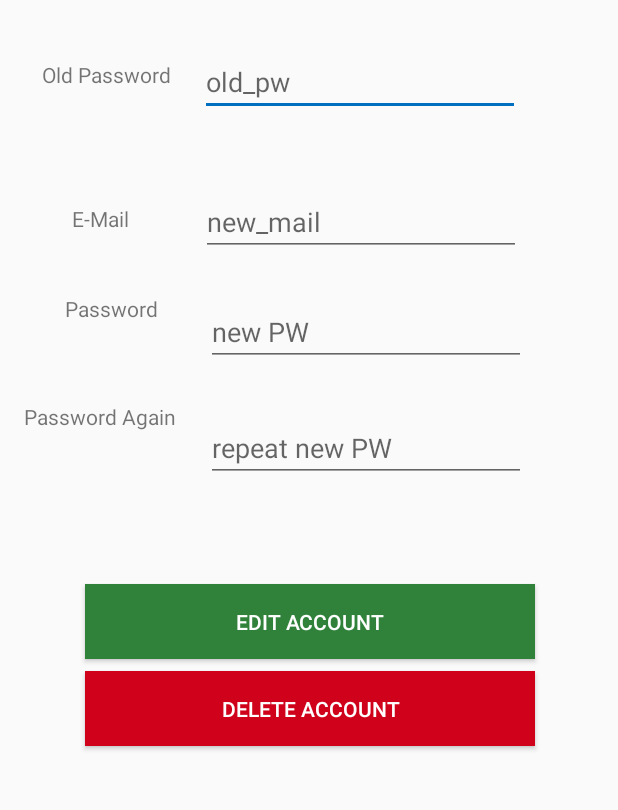
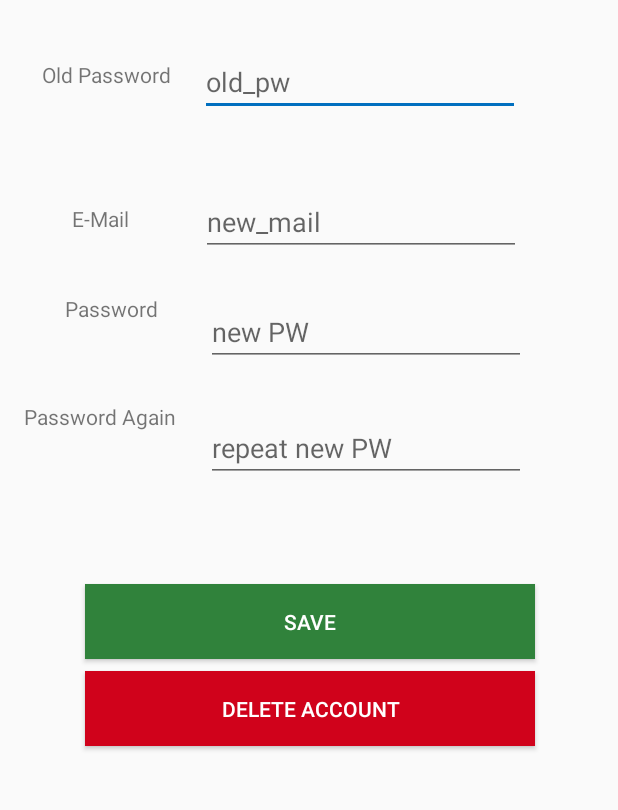
Before and after one commit to onumtiger/Quiplash, an Android app: the Edit_PW_Mail_Activity screen opened directly, with no data from a screen before it, on a phone screen of 412 x 824 dp, the part 156-966 px from its top. Run offline under Robolectric (Android 15) with nearby library versions, the phone set to English and light mode, and no system bars; our stand-ins replace Firebase (no records; nobody signed in at launch, a user with empty details on screens opened directly).

Commit message:
Changed Button text

```diff
--- a/app/src/main/res/layout/activity_edit_pw_mail.xml
+++ b/app/src/main/res/layout/activity_edit_pw_mail.xml
@@ -128,7 +128,7 @@
         android:layout_height="50dp"
         android:layout_marginTop="68dp"
         android:background="@color/colorButtonGreen"
-        android:text="@string/edit_account_btn"
+        android:text="@string/save_btn"
         android:textColor="@color/colorWhite"
         android:textColorHighlight="@color/colorWhite"
         android:textColorHint="@color/colorWhite"
```
